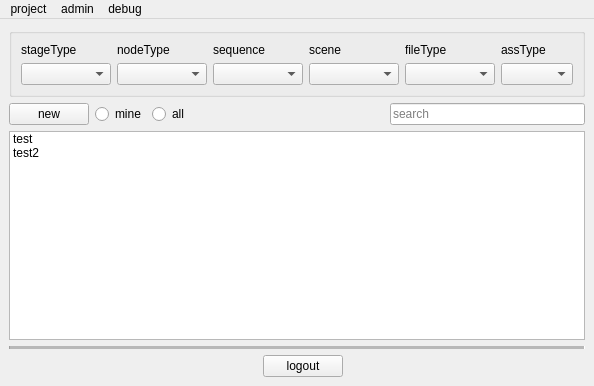
The window that rbhusUI/lib/rbhusPipeMainMod.ui (aumanimationstudios/rbhus) describes before a commit, drawn with Qt 5.
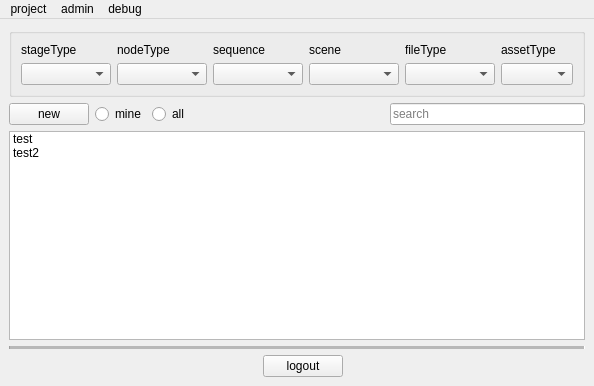
The same window after the commit.

```diff
--- a/rbhusUI/lib/rbhusPipeMainMod.ui
+++ b/rbhusUI/lib/rbhusPipeMainMod.ui
@@ -151,7 +151,7 @@
           </sizepolicy>
          </property>
          <property name="text">
-          <string>assType</string>
+          <string>assetType</string>
          </property>
         </widget>
        </item>
```
Left out of the diff: 8 changed lines with no effect on the pictures.
